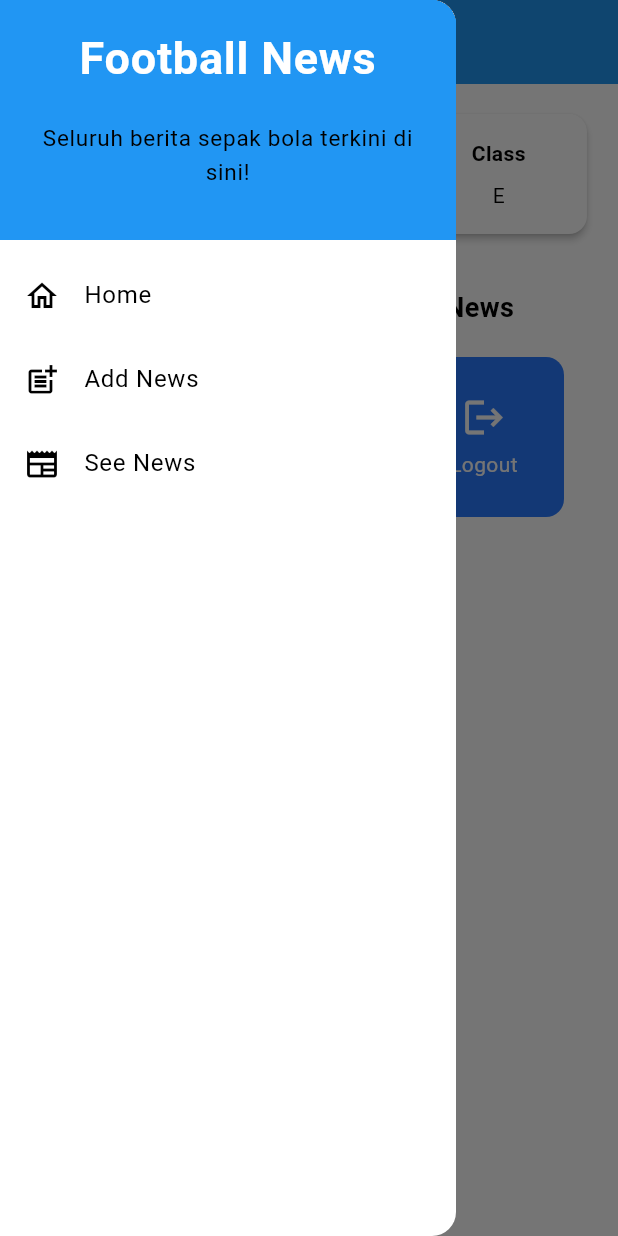
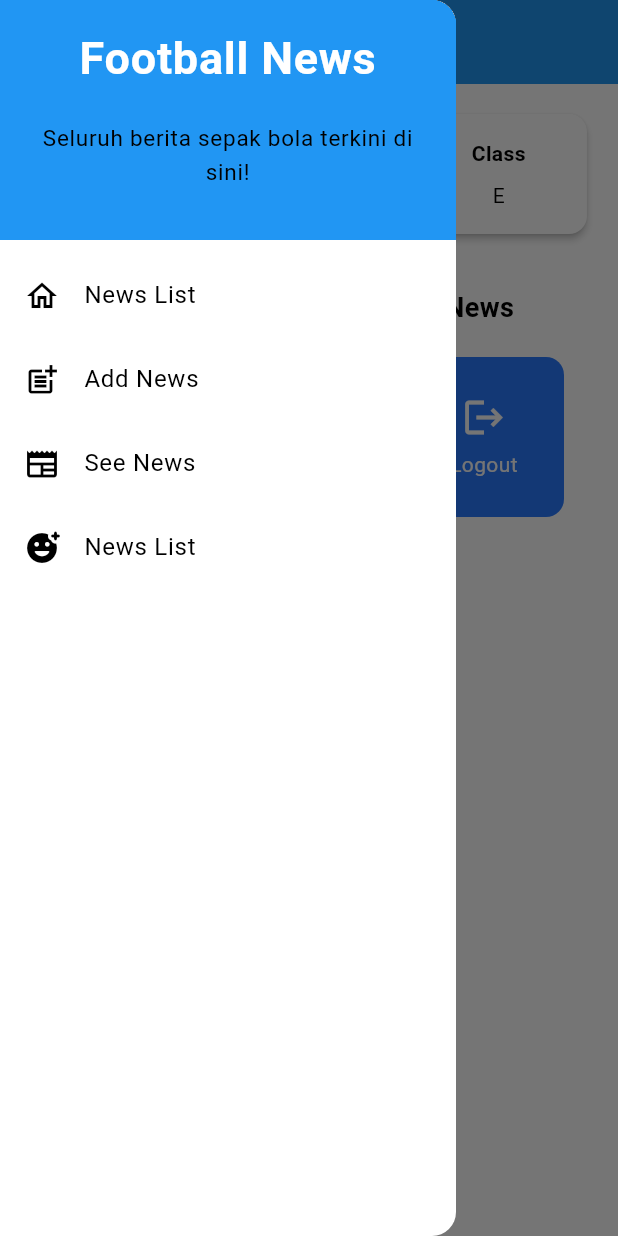
Before and after one commit to petery05/football-news-mobile, a Flutter app: the MyHomePage screen opened directly, with the side drawer open, on a phone screen of 412 x 824 dp. Run offline on Flutter 3.47's test engine with Material 3 defaults, Android fonts, the phone set to English and light mode, and no system bars; missing offline and left inert: pbp_django_auth.

Commit message:
tutor 8 done

```diff
--- a/lib/widgets/left_drawer.dart
+++ b/lib/widgets/left_drawer.dart
@@ -40,13 +40,13 @@ Widget build(BuildContext context) {
         ),
         ListTile(
             leading: const Icon(Icons.home_outlined),
-            title: const Text('Home'),
+            title: const Text('News List'),
             // Bagian redirection ke MyHomePage
             onTap: () {
             Navigator.pushReplacement(
                 context,
                 MaterialPageRoute(
-                    builder: (context) => const NewsEntryListPage(),
+                    builder: (context) => MyHomePage(),
                 ));
             },
         ),
@@ -69,9 +69,20 @@ Widget build(BuildContext context) {
             Navigator.push(
                 context,
                 MaterialPageRoute(
-                    builder: (context) => MyHomePage()));
+                    builder: (context) => NewsEntryListPage()));
             },
-        )
+        ),
+        ListTile(
+          leading: const Icon(Icons.add_reaction_rounded),
+          title: const Text('News List'),
+          onTap: () {
+              // Route to news list page
+              Navigator.push(
+                  context,
+                  MaterialPageRoute(builder: (context) => const NewsEntryListPage()),
+              );
+          },
+      ),
         ],
     ),
     );
```
